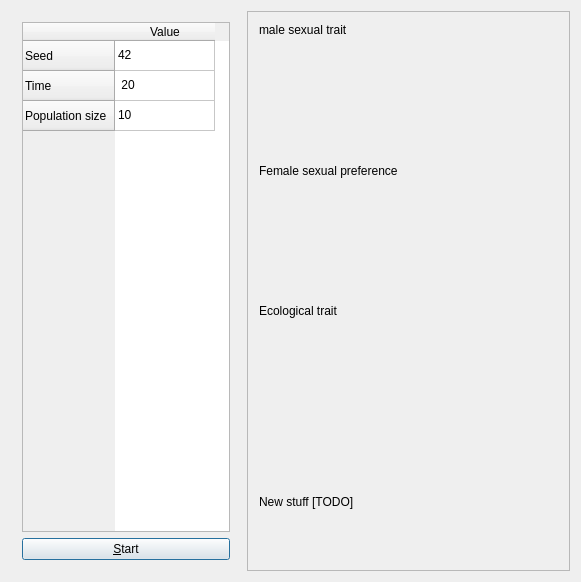
First picture: the form in kewe_qtdialog.ui, repository richelbilderbeek/pbdmms, before the edit.
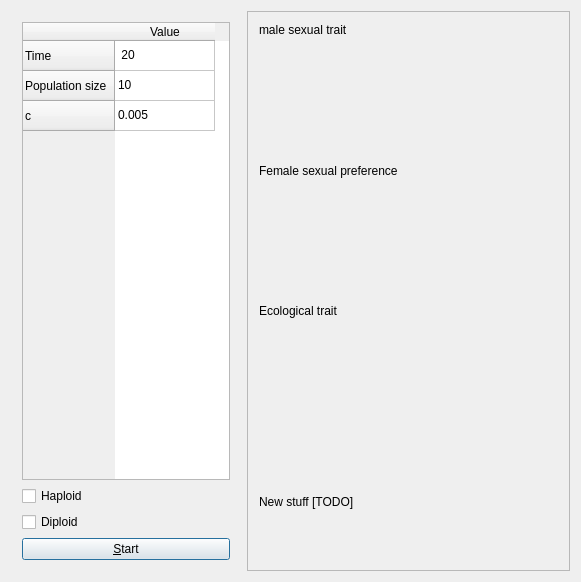
Second picture: the form after the edit. Custom widgets are drawn as their Qt base class.

Patch:
```diff
--- a/kewe_qtdialog.ui
+++ b/kewe_qtdialog.ui
@@ -28,11 +28,6 @@
         <property name="sizeAdjustPolicy">
          <enum>QAbstractScrollArea::AdjustToContents</enum>
         </property>
-        <row>
-         <property name="text">
-          <string>Seed</string>
-         </property>
-        </row>
         <row>
          <property name="text">
           <string>Time</string>
@@ -43,6 +38,11 @@
           <string>Population size</string>
          </property>
         </row>
+        <row>
+         <property name="text">
+          <string>c</string>
+         </property>
+        </row>
         <column>
          <property name="text">
           <string>Value</string>
@@ -50,19 +50,33 @@
         </column>
         <item row="0" column="0">
          <property name="text">
-          <string>42</string>
-         </property>
-        </item>
-        <item row="1" column="0">
-         <property name="text">
           <string> 20</string>
          </property>
         </item>
-        <item row="2" column="0">
+        <item row="1" column="0">
          <property name="text">
           <string>10</string>
          </property>
         </item>
+        <item row="2" column="0">
+         <property name="text">
+          <string>0.005</string>
+         </property>
+        </item>
+       </widget>
+      </item>
+      <item>
+       <widget class="QCheckBox" name="checkBox">
+        <property name="text">
+         <string>Haploid</string>
+        </property>
+       </widget>
+      </item>
+      <item>
+       <widget class="QCheckBox" name="checkBox_2">
+        <property name="text">
+         <string>Diploid</string>
+        </property>
        </widget>
       </item>
       <item>
```
Left out of the diff: 4 changed lines with no effect on the pictures.
